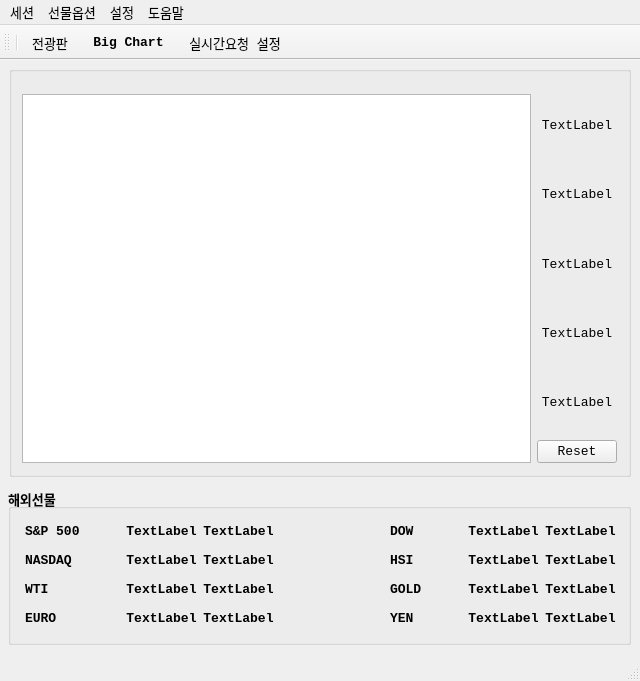
Old version of the form UI/skybot.ui in the repository skygoldfish/SkyBot.
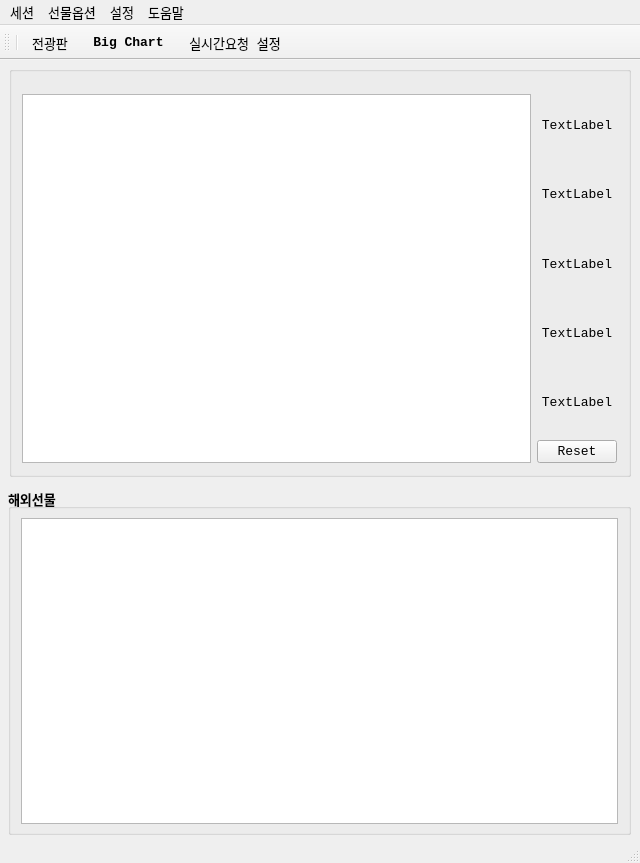
New version of the form. Icons and pictures are not drawn.

Commit message: 소스정리

What changed in the file:
```diff
--- a/UI/skybot.ui
+++ b/UI/skybot.ui
@@ -7,7 +7,7 @@
     <x>0</x>
     <y>0</y>
     <width>640</width>
-    <height>681</height>
+    <height>863</height>
    </rect>
   </property>
   <property name="font">
@@ -119,7 +119,7 @@
       <x>8</x>
       <y>428</y>
       <width>623</width>
-      <height>157</height>
+      <height>347</height>
      </rect>
     </property>
     <property name="font">
@@ -131,390 +131,15 @@
     <property name="title">
      <string>해외선물</string>
     </property>
-    <widget class="QWidget" name="">
+    <widget class="QTableWidget" name="tableWidget_cme">
      <property name="geometry">
       <rect>
-       <x>17</x>
-       <y>32</y>
-       <width>591</width>
-       <height>110</height>
+       <x>13</x>
+       <y>30</y>
+       <width>597</width>
+       <height>306</height>
       </rect>
      </property>
-     <layout class="QHBoxLayout" name="horizontalLayout_10">
-      <item>
-       <layout class="QVBoxLayout" name="verticalLayout_2">
-        <item>
-         <layout class="QHBoxLayout" name="horizontalLayout_5">
-          <item>
-           <widget class="QLabel" name="label_sp500">
-            <property name="text">
-             <string>S&amp;P 500</string>
-            </property>
-           </widget>
-          </item>
-          <item>
-           <spacer name="horizontalSpacer_2">
-            <property name="orientation">
-             <enum>Qt::Horizontal</enum>
-            </property>
-            <property name="sizeHint" stdset="0">
-             <size>
-              <width>40</width>
-              <height>20</height>
-             </size>
-            </property>
-           </spacer>
-          </item>
-          <item>
-           <widget class="QLabel" name="label_sp500_low">
-            <property name="text">
-             <string>TextLabel</string>
-            </property>
-            <property name="alignment">
-             <set>Qt::AlignCenter</set>
-            </property>
-           </widget>
-          </item>
-          <item>
-           <widget class="QLabel" name="label_sp500_high">
-            <property name="text">
-             <string>TextLabel</string>
-            </property>
-            <property name="alignment">
-             <set>Qt::AlignCenter</set>
-            </property>
-           </widget>
-          </item>
-         </layout>
-        </item>
-        <item>
-         <layout class="QHBoxLayout" name="horizontalLayout_4">
-          <item>
-           <widget class="QLabel" name="label_nasdaq">
-            <property name="text">
-             <string>NASDAQ</string>
-            </property>
-           </widget>
-          </item>
-          <item>
-           <spacer name="horizontalSpacer_3">
-            <property name="orientation">
-             <enum>Qt::Horizontal</enum>
-            </property>
-            <property name="sizeHint" stdset="0">
-             <size>
-              <width>40</width>
-              <height>20</height>
-             </size>
-            </property>
-           </spacer>
-          </item>
-          <item>
-           <widget class="QLabel" name="label_nasdaq_low">
-            <property name="text">
-             <string>TextLabel</string>
-            </property>
-            <property name="alignment">
-             <set>Qt::AlignCenter</set>
-            </property>
-           </widget>
-          </item>
-          <item>
-           <widget class="QLabel" name="label_nasdaq_high">
-            <property name="text">
-             <string>TextLabel</string>
-            </property>
-            <property name="alignment">
-             <set>Qt::AlignCenter</set>
-            </property>
-           </widget>
-          </item>
-         </layout>
-        </item>
-        <item>
-         <layout class="QHBoxLayout" name="horizontalLayout_3">
-          <item>
-           <widget class="QLabel" name="label_wti">
-            <property name="text">
-             <string>WTI</string>
-            </property>
-           </widget>
-          </item>
-          <item>
-           <spacer name="horizontalSpacer_4">
-            <property name="orientation">
-             <enum>Qt::Horizontal</enum>
-            </property>
-            <property name="sizeHint" stdset="0">
-             <size>
-              <width>40</width>
-              <height>20</height>
-             </size>
-            </property>
-           </spacer>
-          </item>
-          <item>
-           <widget class="QLabel" name="label_wti_low">
-            <property name="text">
-             <string>TextLabel</string>
-            </property>
-            <property name="alignment">
-             <set>Qt::AlignCenter</set>
-            </property>
-           </widget>
-          </item>
-          <item>
-           <widget class="QLabel" name="label_wti_high">
-            <property name="text">
-             <string>TextLabel</string>
-            </property>
-            <property name="alignment">
-             <set>Qt::AlignCenter</set>
-            </property>
-           </widget>
-          </item>
-         </layout>
-        </item>
-        <item>
-         <layout class="QHBoxLayout" name="horizontalLayout_2">
-          <item>
-           <widget class="QLabel" name="label_euro">
-            <property name="text">
-             <string>EURO</string>
-            </property>
-           </widget>
-          </item>
-          <item>
-           <spacer name="horizontalSpacer_5">
-            <property name="orientation">
-             <enum>Qt::Horizontal</enum>
-            </property>
-            <property name="sizeHint" stdset="0">
-             <size>
-              <width>40</width>
-              <height>20</height>
-             </size>
-            </property>
-           </spacer>
-          </item>
-          <item>
-           <widget class="QLabel" name="label_euro_low">
-            <property name="text">
-             <string>TextLabel</string>
-            </property>
-            <property name="alignment">
-             <set>Qt::AlignCenter</set>
-            </property>
-           </widget>
-          </item>
-          <item>
-           <widget class="QLabel" name="label_euro_high">
-            <property name="text">
-             <string>TextLabel</string>
-            </property>
-            <property name="alignment">
-             <set>Qt::AlignCenter</set>
-            </property>
-           </widget>
-          </item>
-         </layout>
-        </item>
-       </layout>
-      </item>
-      <item>
-       <spacer name="horizontalSpacer">
-        <property name="orientation">
-         <enum>Qt::Horizontal</enum>
-        </property>
-        <property name="sizeHint" stdset="0">
-         <size>
-          <width>40</width>
-          <height>20</height>
-         </size>
-        </property>
-       </spacer>
-      </item>
-      <item>
-       <layout class="QVBoxLayout" name="verticalLayout_3">
-        <item>
-         <layout class="QHBoxLayout" name="horizontalLayout_9">
-          <item>
-           <widget class="QLabel" name="label_dow">
-            <property name="text">
-             <string>DOW</string>
-            </property>
-           </widget>
-          </item>
-          <item>
-           <spacer name="horizontalSpacer_6">
-            <property name="orientation">
-             <enum>Qt::Horizontal</enum>
-            </property>
-            <property name="sizeHint" stdset="0">
-             <size>
-              <width>40</width>
-              <height>20</height>
-             </size>
-            </property>
-           </spacer>
-          </item>
-          <item>
-           <widget class="QLabel" name="label_dow_low">
-            <property name="text">
-             <string>TextLabel</string>
-            </property>
-            <property name="alignment">
-             <set>Qt::AlignCenter</set>
-            </property>
-           </widget>
-          </item>
-          <item>
-           <widget class="QLabel" name="label_dow_high">
-            <property name="text">
-             <string>TextLabel</string>
-            </property>
-            <property name="alignment">
-             <set>Qt::AlignCenter</set>
-            </property>
-           </widget>
-          </item>
-         </layout>
-        </item>
-        <item>
-         <layout class="QHBoxLayout" name="horizontalLayout_8">
-          <item>
-           <widget class="QLabel" name="label_hsi">
-            <property name="text">
-             <string>HSI</string>
-            </property>
-           </widget>
-          </item>
-          <item>
-           <spacer name="horizontalSpacer_7">
-            <property name="orientation">
-             <enum>Qt::Horizontal</enum>
-            </property>
-            <property name="sizeHint" stdset="0">
-             <size>
-              <width>40</width>
-              <height>20</height>
-             </size>
-            </property>
-           </spacer>
-          </item>
-          <item>
-           <widget class="QLabel" name="label_hsi_low">
-            <property name="text">
-             <string>TextLabel</string>
-            </property>
-            <property name="alignment">
-             <set>Qt::AlignCenter</set>
-            </property>
-           </widget>
-          </item>
-          <item>
-           <widget class="QLabel" name="label_hsi_high">
-            <property name="text">
-             <string>TextLabel</string>
-            </property>
-            <property name="alignment">
-             <set>Qt::AlignCenter</set>
-            </property>
-           </widget>
-          </item>
-         </layout>
-        </item>
-        <item>
-         <layout class="QHBoxLayout" name="horizontalLayout_7">
-          <item>
-           <widget class="QLabel" name="label_gold">
-            <property name="text">
-             <string>GOLD</string>
-            </property>
-           </widget>
-          </item>
-          <item>
-           <spacer name="horizontalSpacer_8">
-            <property name="orientation">
-             <enum>Qt::Horizontal</enum>
-            </property>
-            <property name="sizeHint" stdset="0">
-             <size>
-              <width>40</width>
-              <height>20</height>
-             </size>
-            </property>
-           </spacer>
-          </item>
-          <item>
-           <widget class="QLabel" name="label_gold_low">
-            <property name="text">
-             <string>TextLabel</string>
-            </property>
-            <property name="alignment">
-             <set>Qt::AlignCenter</set>
-            </property>
-           </widget>
-          </item>
-          <item>
-           <widget class="QLabel" name="label_gold_high">
-            <property name="text">
-             <string>TextLabel</string>
-            </property>
-            <property name="alignment">
-             <set>Qt::AlignCenter</set>
-            </property>
-           </widget>
-          </item>
-         </layout>
-        </item>
-        <item>
-         <layout class="QHBoxLayout" name="horizontalLayout_6">
-          <item>
-           <widget class="QLabel" name="label_yen">
-            <property name="text">
-             <string>YEN</string>
-            </property>
-           </widget>
-          </item>
-          <item>
-           <spacer name="horizontalSpacer_9">
-            <property name="orientation">
-             <enum>Qt::Horizontal</enum>
-            </property>
-            <property name="sizeHint" stdset="0">
-             <size>
-              <width>40</width>
-              <height>20</height>
-             </size>
-            </property>
-           </spacer>
-          </item>
-          <item>
-           <widget class="QLabel" name="label_yen_low">
-            <property name="text">
-             <string>TextLabel</string>
-            </property>
-            <property name="alignment">
-             <set>Qt::AlignCenter</set>
-            </property>
-           </widget>
-          </item>
-          <item>
-           <widget class="QLabel" name="label_yen_high">
-            <property name="text">
-             <string>TextLabel</string>
-            </property>
-            <property name="alignment">
-             <set>Qt::AlignCenter</set>
-            </property>
-           </widget>
-          </item>
-         </layout>
-        </item>
-       </layout>
-      </item>
-     </layout>
     </widget>
    </widget>
   </widget>
```
The commit also changes 2 other files.
